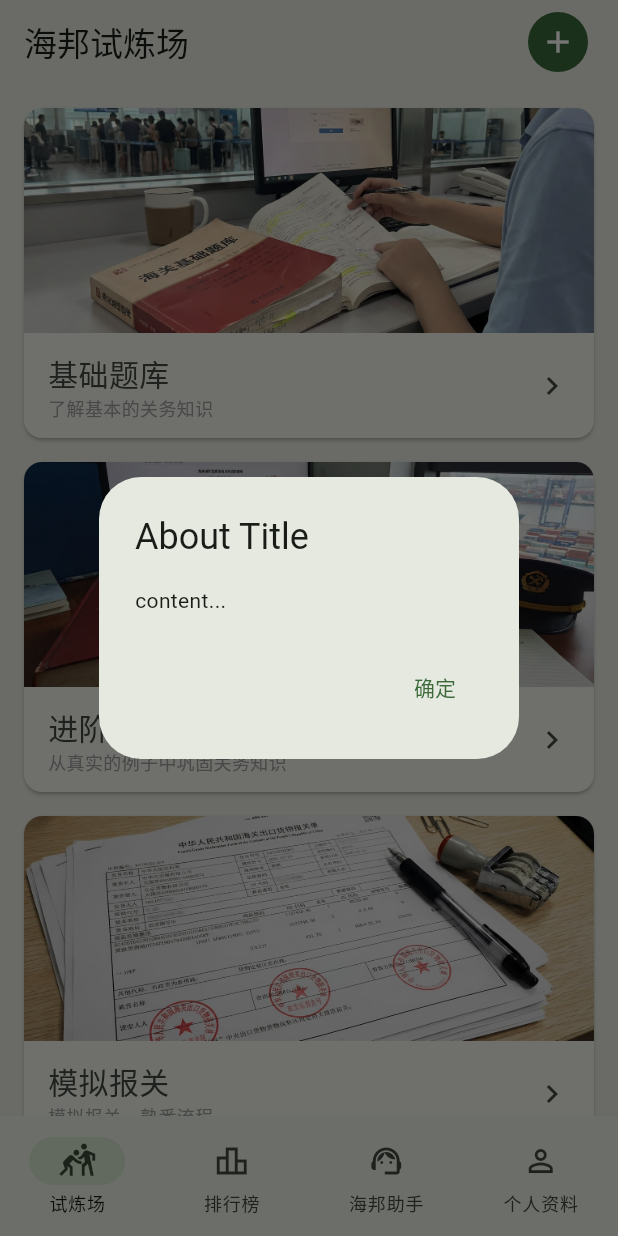
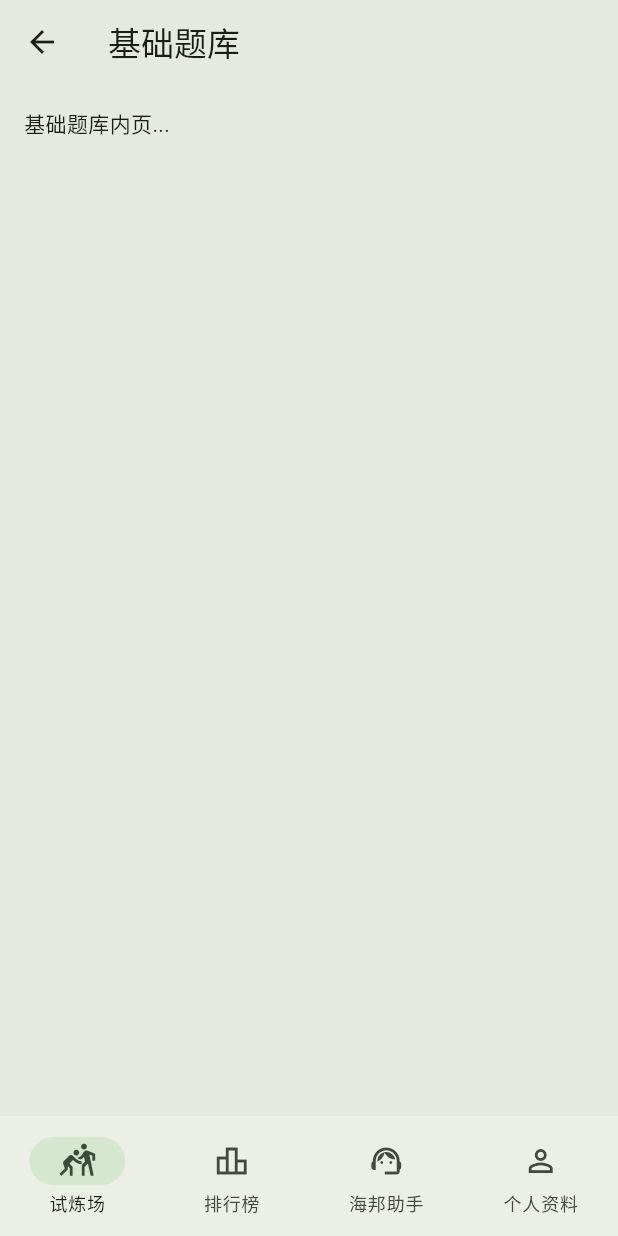
Before and after one commit to k2ane/exam_master-flutter, a Flutter app: the screen it shows after launch, after a tap on "基础题库", on a phone screen of 412 x 824 dp. Run offline on Flutter 3.47's test engine with Material 3 defaults, Android fonts, the phone set to English and light mode, and no system bars; our stand-ins replace dash_chat_2, dio, flutter_easyloading, flutter_riverpod, flutter_secure_storage, go_router.

Commit message:
Update app branding and enhance arena navigation
Changed app display name from '海程问答' to '海邦问答' in iOS project files and Info.plist. Updated chat API key and improved comments in chat_respository.dart. Refactored arena_view.dart to use ExampleView for navigation, added badge colors and text colors to ArenaCardWidget, and improved card subtitles. Added ExampleView with exit confirmation dialog. Updated profile_view.dart with new user info. Improved arena_pop_dialog_widget dialog text. Bumped app version to 1.0.0+5.

```diff
--- a/lib/respositorys/chat_respository.dart
+++ b/lib/respositorys/chat_respository.dart
@@ -5,7 +5,7 @@ import 'package:http/http.dart' as http;
 
 class ChatRespository {
   // API key
-  final String apiKey = 'app-7vjpim82Ng4DKKuoFWJ2q2fU';
+  final String apiKey = 'app-zVDPKbSPGl2WC0dhLztQghGR';
   // API 地址
   final String baseUrl = 'http://localhost/v1';
   // 流式消息
@@ -34,9 +34,9 @@ class ChatRespository {
 
     // 设置 Body
     request.body = jsonEncode({
-      "inputs": {}, // 如果你的 Dify 应用有变量，在这里填
+      "inputs": {}, // dify变量, 如果有?
       "query": query,
-      "response_mode": "streaming", // 🔥 关键：必须是 streaming
+      "response_mode": "streaming", // 流式传输数据
       "conversation_id": conversationId ?? "",
       "user": "app-user-id", // 区分不同用户的标识
     });
--- a/lib/views/arena_view.dart
+++ b/lib/views/arena_view.dart
@@ -1,5 +1,5 @@
+import 'package:exam_master_flutter/views/example_view.dart';
 import 'package:exam_master_flutter/views/widgets/arena_card_widget.dart';
-import 'package:exam_master_flutter/views/widgets/arena_pop_dialog_widget.dart';
 import 'package:flutter/material.dart';
 import 'package:flutter_riverpod/flutter_riverpod.dart';
 
@@ -7,9 +7,10 @@ class ArenaView extends ConsumerWidget {
   const ArenaView({super.key});
   @override
   Widget build(BuildContext context, WidgetRef ref) {
+    final isDark = Theme.of(context).brightness == Brightness.dark;
     return Scaffold(
       appBar: AppBar(
-        title: Text('海邦试炼场'),
+        title: Text('试炼场'),
         centerTitle: false,
         actionsPadding: EdgeInsets.only(right: 16),
         actions: [
@@ -50,34 +51,67 @@ class ArenaView extends ConsumerWidget {
                 SizedBox(
                   width: cardWidth,
                   child: ArenaCardWidget(
-                    action: () => showArenaPopDialog(context),
+                    action: () => Navigator.push(
+                      context,
+                      MaterialPageRoute(
+                        builder: (context) =>
+                            ExampleView(title: '基础题库', content: '基础题库内页...'),
+                      ),
+                    ),
                     cardTitle: '基础题库',
-                    subTitle: '了解基本的关务知识',
+                    subTitle: '简单',
                     iamgeUrl: 'Basic_Question_Bank.jpg',
                   ),
                 ),
                 SizedBox(
                   width: cardWidth,
                   child: ArenaCardWidget(
+                    action: () => Navigator.push(
+                      context,
+                      MaterialPageRoute(
+                        builder: (context) =>
+                            ExampleView(title: '进阶题库', content: '进阶题库内页...'),
+                      ),
+                    ),
                     cardTitle: '进阶题库',
-                    subTitle: '从真实的例子中巩固关务知识',
+                    subTitle: '中等',
                     iamgeUrl: 'Advance_Question_Bank.jpg',
+                    badgeColor: isDark ? Colors.yellow : Colors.yellow.shade900,
+                    textColor: isDark
+                        ? Theme.of(context).colorScheme.surfaceContainer
+                        : Colors.white,
                   ),
                 ),
                 SizedBox(
                   width: cardWidth,
                   child: ArenaCardWidget(
+                    action: () => Navigator.push(
+                      context,
+                      MaterialPageRoute(
+                        builder: (context) =>
+                            ExampleView(title: '模拟报关', content: '模拟报关内页...'),
+                      ),
+                    ),
                     cardTitle: '模拟报关',
-                    subTitle: '模拟报关，熟悉流程',
+                    subTitle: '困难',
                     iamgeUrl: 'Sim_Customs.jpg',
+                    badgeColor: Colors.red,
                   ),
                 ),
                 SizedBox(
                   width: cardWidth,
                   child: ArenaCardWidget(
+                    action: () => Navigator.push(
+                      context,
+                      MaterialPageRoute(
+                        builder: (context) =>
+                            ExampleView(title: '错题本', content: '错题本内页...'),
+                      ),
+                    ),
                     cardTitle: '错题本',
-                    subTitle: '所有答错题目汇集于此',
+                    subTitle: '工具',
                     iamgeUrl: 'Error_Notebook.jpg',
+                    badgeColor: Colors.blue,
                   ),
                 ),
               ],
--- a/lib/views/chat_view.dart
+++ b/lib/views/chat_view.dart
@@ -91,7 +91,7 @@ class _ChatView extends ConsumerState<ChatView> {
       );
     });
     chat.sendMessageStream(
-      conversationId: 'ba6b88ae-32e3-4192-8eb4-64866070cacf',
+      conversationId: '',
       query: text,
       onTextChunk: ((chunk) {
         setState(() {
@@ -120,9 +120,11 @@ class _ChatView extends ConsumerState<ChatView> {
   @override
   Widget build(BuildContext context) {
     return Scaffold(
-      appBar: AppBar(title: const Text('海邦助手')),
+      appBar: AppBar(title: const Text('海邦助手'), centerTitle: false),
       body: DashChat(
         messageOptions: MessageOptions(
+          currentUserContainerColor: Theme.of(context).colorScheme.primary,
+          currentUserTextColor: Theme.of(context).colorScheme.onPrimary,
           showTime: true,
           marginDifferentAuthor: EdgeInsets.only(top: 16, left: 16, right: 16),
           marginSameAuthor: EdgeInsets.only(top: 16, left: 16, right: 16),
@@ -150,7 +152,7 @@ class _ChatView extends ConsumerState<ChatView> {
           });
           sendMessage(m.text);
 
-          print("发送了: ${m.text}");
+          debugPrint("用户发送了: ${m.text}");
         },
         messages: _messages.map((item) {
           return ChatMessage(
@@ -159,7 +161,7 @@ class _ChatView extends ConsumerState<ChatView> {
             text: item.text,
           );
         }).toList(),
-        // 🔥 AI 场景必备：正在输入动画
+        // 输入动画
         typingUsers: isResponse ? [ai] : [],
         messageListOptions: MessageListOptions(
           typingBuilder: (user) {
--- /dev/null
+++ b/lib/views/example_view.dart
@@ -0,0 +1,57 @@
+import 'package:flutter/material.dart';
+import 'package:flutter_riverpod/flutter_riverpod.dart';
+
+class ExampleView extends ConsumerStatefulWidget {
+  final String title;
+  final String content;
+  const ExampleView({super.key, required this.title, required this.content});
+  @override
+  ConsumerState<ExampleView> createState() => _ExampleView();
+}
+
+class _ExampleView extends ConsumerState<ExampleView> {
+  @override
+  Widget build(BuildContext context) {
+    return PopScope(
+      canPop: false,
+      onPopInvokedWithResult: (didPop, result) async {
+        if (didPop) {
+          return;
+        }
+        final bool shouldLeave = await _showExitDialog(context) ?? false;
+        if (shouldLeave && context.mounted) {
+          Navigator.of(context).pop();
+        }
+      },
+      child: Scaffold(
+        appBar: AppBar(title: Text(widget.title), centerTitle: false),
+        body: Padding(
+          padding: const EdgeInsets.all(16.0),
+          child: Text(widget.content),
+        ),
+      ),
+    );
+  }
+}
+
+Future<bool?> _showExitDialog(BuildContext context) {
+  return showDialog<bool>(
+    context: context,
+    builder: (context) {
+      return AlertDialog(
+        title: const Text("退出确认"),
+        content: const Text("退出将无法保存当前进度，确定要离开吗？"),
+        actions: [
+          TextButton(
+            onPressed: () => Navigator.of(context).pop(false), // 返回 false
+            child: const Text("取消"),
+          ),
+          FilledButton(
+            onPressed: () => Navigator.of(context).pop(true), // 返回 true
+            child: const Text("确定退出"),
+          ),
+        ],
+      );
+    },
+  );
+}
--- a/lib/views/widgets/arena_card_widget.dart
+++ b/lib/views/widgets/arena_card_widget.dart
@@ -6,6 +6,8 @@ class ArenaCardWidget extends ConsumerWidget {
   final String subTitle;
   final String iamgeUrl;
   final EdgeInsets? padding;
+  final Color? badgeColor;
+  final Color? textColor;
   final void Function()? action;
   const ArenaCardWidget({
     super.key,
@@ -14,6 +16,8 @@ class ArenaCardWidget extends ConsumerWidget {
     required this.iamgeUrl,
     this.padding,
     this.action,
+    this.badgeColor,
+    this.textColor,
   });
   @override
   Widget build(BuildContext context, WidgetRef ref) {
@@ -31,6 +35,7 @@ class ArenaCardWidget extends ConsumerWidget {
             width: double.infinity,
             height: 150,
             fit: BoxFit.cover,
+            gaplessPlayback: true,
           ),
           subtitle: Padding(
             padding: const EdgeInsets.symmetric(horizontal: 16, vertical: 12),
@@ -41,13 +46,27 @@ class ArenaCardWidget extends ConsumerWidget {
                   crossAxisAlignment: CrossAxisAlignment.start,
                   children: [
                     Text(cardTitle, style: TextStyle().copyWith(fontSize: 20)),
-                    Text(
-                      subTitle,
-                      style: TextStyle().copyWith(
-                        color: Colors.grey,
-                        fontSize: 12,
+                    SizedBox(height: 4),
+                    Badge(
+                      label: Text(
+                        subTitle,
+                        style: TextStyle().copyWith(
+                          fontWeight: FontWeight.bold,
+                        ),
                       ),
+                      textColor:
+                          textColor ??
+                          Theme.of(context).colorScheme.surfaceContainer,
+                      backgroundColor:
+                          badgeColor ?? Theme.of(context).colorScheme.primary,
                     ),
+                    // Text(
+                    //   subTitle,
+                    //   style: TextStyle().copyWith(
+                    //     color: Colors.grey,
+                    //     fontSize: 12,
+                    //   ),
+                    // ),
                   ],
                 ),
                 Icon(Icons.chevron_right),
--- a/lib/views/widgets/arena_pop_dialog_widget.dart
+++ b/lib/views/widgets/arena_pop_dialog_widget.dart
@@ -6,8 +6,8 @@ Future<dynamic> showArenaPopDialog(BuildContext context) async {
     context: context,
     builder: (context) {
       return AlertDialog(
-        title: Text('About Title'),
-        content: Text('content...'),
+        title: Text('测试弹窗'),
+        content: Text('弹窗内容...'),
         actions: [
           TextButton(
             onPressed: () => Navigator.pop(context, 'Cancel'),
--- a/pubspec.yaml
+++ b/pubspec.yaml
@@ -3,7 +3,7 @@ description: "A new Flutter project."
 
 publish_to: "none" # Remove this line if you wish to publish to pub.dev
 #版本号每次更新需要修改最后一位数字+1
-version: 1.0.0+4
+version: 1.0.0+5
 
 environment:
   sdk: ^3.10.4
```
Also changed, not shown: lib/views/profile_view.dart (+5 -6 lines), 2 other files.
